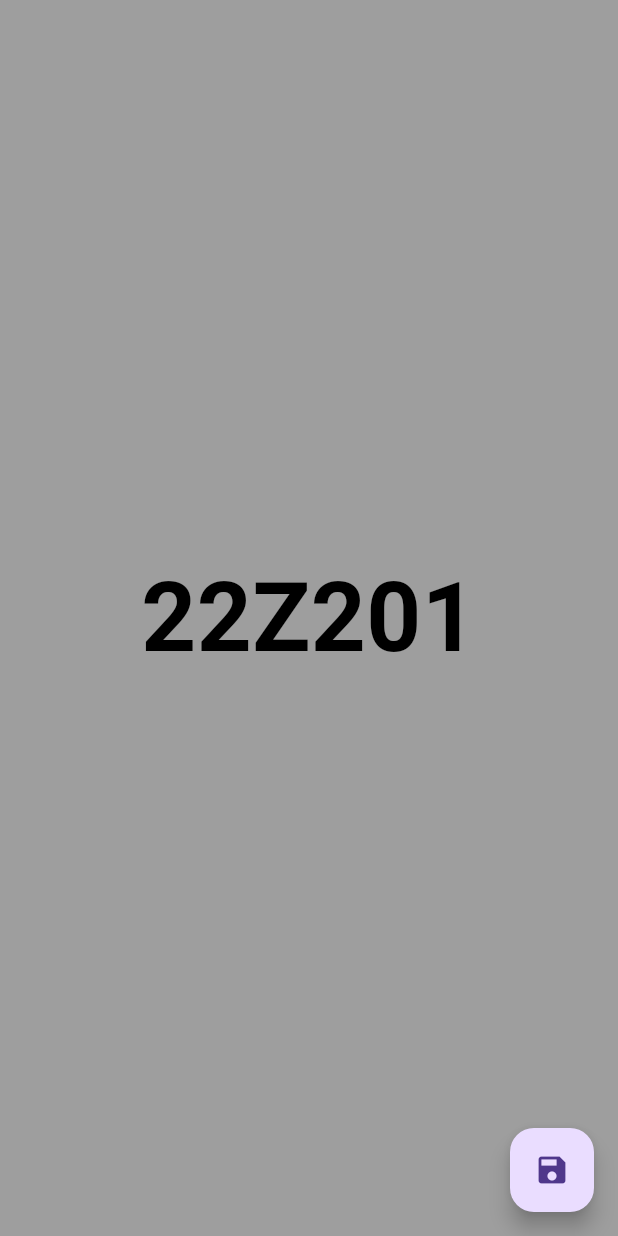
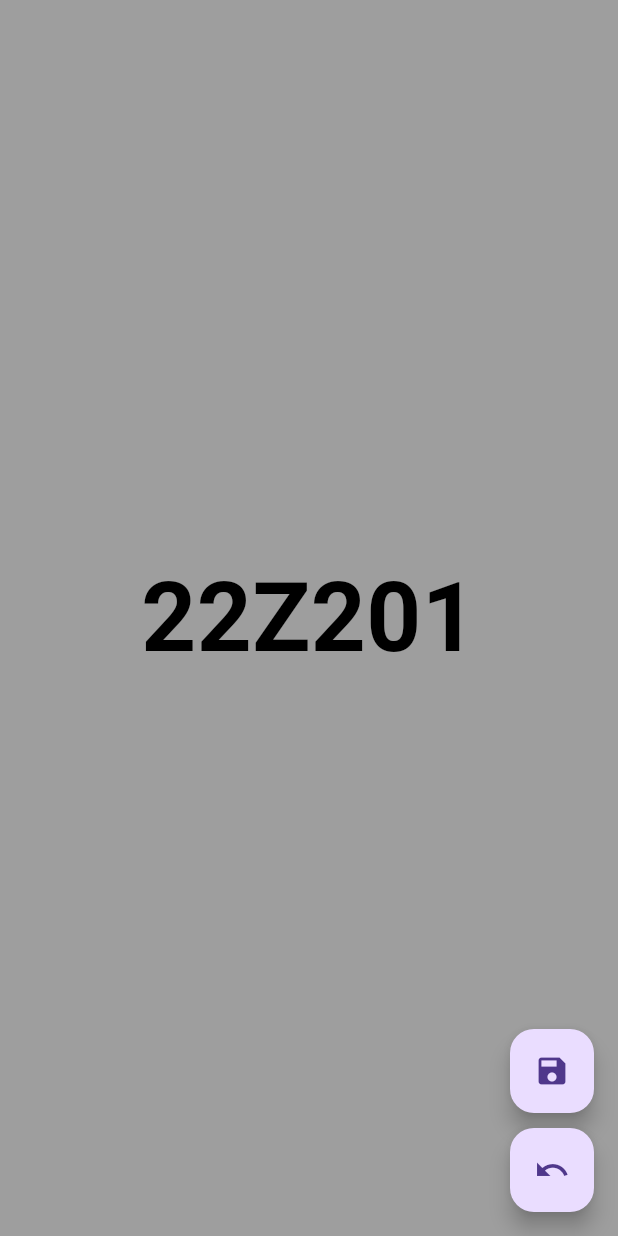
Before and after one commit to TheR3dWizard/simple_attendance, a Flutter app: the screen it shows after launch, on a phone screen of 412 x 824 dp. Run offline on Flutter 3.47's test engine with Material 3 defaults, Android fonts, the phone set to English and light mode, and no system bars.

Commit message:
restore function

```diff
--- a/lib/main.dart
+++ b/lib/main.dart
@@ -7,11 +7,17 @@ void main() {
   ));
 }
 
-class MainApp extends StatelessWidget {
+class MainApp extends StatefulWidget {
   MainApp({super.key});
 
+  @override
+  _MainAppState createState() => _MainAppState();
+}
+
+class _MainAppState extends State<MainApp> {
   List<String> present = [];
   List<String> absent = [];
+  List<String> dismissedRolls = [];
 
   final List<String> rollList = [
     "22Z201",
@@ -97,11 +103,30 @@ class MainApp extends StatelessWidget {
   ];
 
   void markPresent(String roll) {
+    setState(() {
       present.add(roll);
+      dismissedRolls.add(roll);
+      rollList.remove(roll);
+    });
   }
 
   void markAbsent(String roll) {
+    setState(() {
       absent.add(roll);
+      dismissedRolls.add(roll);
+      rollList.remove(roll);
+    });
+  }
+
+  void undoLastAction() {
+    if (dismissedRolls.isNotEmpty) {
+      setState(() {
+        String lastRoll = dismissedRolls.removeLast();
+        present.remove(lastRoll);
+        absent.remove(lastRoll);
+        rollList.insert(0, lastRoll);
+      });
+    }
   }
 
   AlertDialog showList(BuildContext context) {
@@ -115,6 +140,7 @@ class MainApp extends StatelessWidget {
         TextButton(
             onPressed: () {
               Clipboard.setData(ClipboardData(text: exportText));
+              Navigator.of(context).pop();
             },
             child: const Text("Export")),
         TextButton(
@@ -129,9 +155,11 @@ class MainApp extends StatelessWidget {
 
   @override
   Widget build(BuildContext context) {
-    return MaterialApp(
-      home: Scaffold(
-        floatingActionButton: FloatingActionButton(
+    return Scaffold(
+      floatingActionButton: Column(
+        mainAxisAlignment: MainAxisAlignment.end,
+        children: [
+          FloatingActionButton(
             onPressed: () {
               showDialog(
                 context: context,
@@ -142,6 +170,13 @@ class MainApp extends StatelessWidget {
             },
             child: const Icon(Icons.save),
           ),
+          const SizedBox(height: 10),
+          FloatingActionButton(
+            onPressed: undoLastAction,
+            child: const Icon(Icons.undo),
+          ),
+        ],
+      ),
       body: Stack(
         alignment: Alignment.center,
         children: List.generate(
@@ -149,7 +184,9 @@ class MainApp extends StatelessWidget {
           (index) => RollCall(
             roll: rollList[rollList.length - index - 1],
             onPresent: markPresent,
-                    onAbsent: markAbsent))),
+            onAbsent: markAbsent,
+          ),
+        ),
       ),
     );
   }
```
Lines whose indentation alone changed are shown as unchanged.
